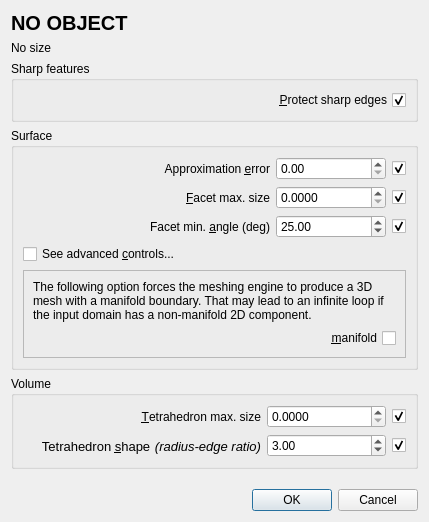
Qt form Polyhedron/demo/Polyhedron/Plugins/Mesh_3_plugin/Meshing_dialog.ui (CGAL/cgal) before a commit.
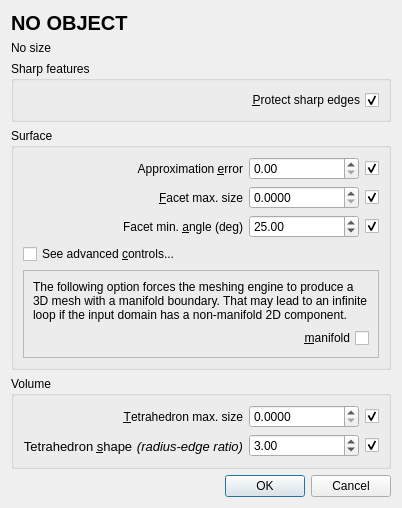
The same form after that commit.

Commit message: Better layout: follow the `sizeHint()`

```diff
--- a/Polyhedron/demo/Polyhedron/Plugins/Mesh_3_plugin/Meshing_dialog.ui
+++ b/Polyhedron/demo/Polyhedron/Plugins/Mesh_3_plugin/Meshing_dialog.ui
@@ -9,8 +9,8 @@
    <rect>
     <x>0</x>
     <y>0</y>
-    <width>429</width>
-    <height>428</height>
+    <width>473</width>
+    <height>482</height>
    </rect>
   </property>
   <property name="sizePolicy">
@@ -23,6 +23,9 @@
    <string>Meshing criteria</string>
   </property>
   <layout class="QVBoxLayout" name="verticalLayout">
+   <property name="sizeConstraint">
+    <enum>QLayout::SetFixedSize</enum>
+   </property>
    <item>
     <widget class="QLabel" name="objectName">
      <property name="font">
```
